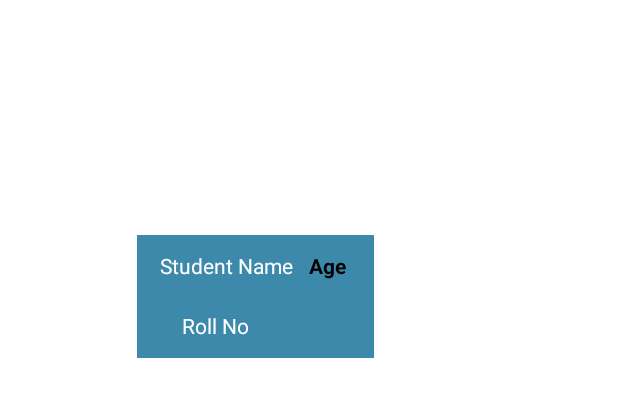
After one commit to ShoaibAkram2001/Hafiz_Quran_Record_App, an Android app: the layout student_card.xml on its own in the app's theme, with its tools: preview values and no code run, on a phone screen of 412 x 824 dp. The commit adds this screen. Shown: the top 397 px of the screen. Run offline under Robolectric (Android 15) with nearby library versions, the phone set to English and light mode, and no system bars.

```diff
--- a/app/src/main/java/com/example/hafiz_quran_record/MainActivity.java
+++ b/app/src/main/java/com/example/hafiz_quran_record/MainActivity.java
@@ -43,7 +43,6 @@ public class MainActivity extends AppCompatActivity {
             @Override
             public void onClick(View view) {
                 Intent showIntent=new Intent(MainActivity.this,ShowStudents.class);
-
                 startActivity(showIntent);
 
             }
--- a/app/src/main/res/layout/activity_main2.xml
+++ b/app/src/main/res/layout/activity_main2.xml
@@ -136,7 +136,7 @@
         android:layout_height="wrap_content"
         android:text="Add Student"
         android:textSize="20dp"
-        android:textStyle="bold"
+
         android:background="@drawable/roundbutton"
         app:layout_constraintBottom_toBottomOf="parent"
         app:layout_constraintEnd_toEndOf="parent"
--- /dev/null
+++ b/app/src/main/res/layout/student_card.xml
@@ -0,0 +1,60 @@
+<?xml version="1.0" encoding="utf-8"?>
+<androidx.constraintlayout.widget.ConstraintLayout xmlns:android="http://schemas.android.com/apk/res/android"
+    xmlns:app="http://schemas.android.com/apk/res-auto"
+    xmlns:tools="http://schemas.android.com/tools"
+    android:layout_width="match_parent"
+    android:layout_height="match_parent">
+
+    <LinearLayout
+        android:layout_width="158dp"
+        android:layout_height="82dp"
+        android:background="@color/blue"
+        android:orientation="vertical"
+        app:layout_constraintBottom_toBottomOf="parent"
+        app:layout_constraintEnd_toEndOf="parent"
+        app:layout_constraintHorizontal_bias="0.36"
+        app:layout_constraintStart_toStartOf="parent"
+        app:layout_constraintTop_toTopOf="parent"
+        app:layout_constraintVertical_bias="0.211">
+
+        <LinearLayout
+
+            android:layout_width="match_parent"
+            android:layout_height="40dp"
+            android:layout_marginLeft="10dp"
+            android:layout_marginTop="5dp"
+            android:layout_marginRight="10dp"
+            android:orientation="horizontal">
+
+            <TextView
+                android:id="@+id/StName"
+                android:layout_width="wrap_content"
+                android:layout_height="wrap_content"
+                android:layout_margin="5dp"
+                android:text="Student Name"
+                android:textColor="@color/white" />
+
+            <TextView
+                android:id="@+id/StAge"
+                android:layout_width="wrap_content"
+                android:layout_height="wrap_content"
+                android:layout_margin="5dp"
+                android:textStyle="bold"
+
+                android:text="Age"
+                android:textColor="@color/black" />
+        </LinearLayout>
+
+        <TextView
+            android:id="@+id/StRollNo"
+            android:layout_width="wrap_content"
+            android:layout_height="wrap_content"
+            android:layout_marginLeft="10dp"
+            android:layout_marginTop="5dp"
+            android:paddingLeft="20dp"
+            android:text="Roll No"
+            android:textColor="@color/white" />
+
+    </LinearLayout>
+
+</androidx.constraintlayout.widget.ConstraintLayout>
--- a/app/src/main/res/values/colors.xml
+++ b/app/src/main/res/values/colors.xml
@@ -5,6 +5,7 @@
     <color name="purple_700">#FF3700B3</color>
     <color name="teal_200">#FF03DAC5</color>
     <color name="teal_700">#FF018786</color>
+    <color name="blue">#3D89AC</color>
     <color name="black">#FF000000</color>
     <color name="white">#FFFFFFFF</color>
 </resources>
```
Also changed, not shown: app/src/main/java/com/example/hafiz_quran_record/AddStudent.java (+6 -5 lines), app/src/main/java/com/example/hafiz_quran_record/DbHelper.java (+12 -19 lines), app/src/main/java/com/example/hafiz_quran_record/ShowStudents.java (+36 -1 lines), app/src/main/java/com/example/hafiz_quran_record/Student.java (+4 -4 lines), app/src/main/java/com/example/hafiz_quran_record/myRecyclerViewAdapter.java (+21 -20 lines), app/src/main/res/layout/activity_show_students.xml (+11 -2 lines).
